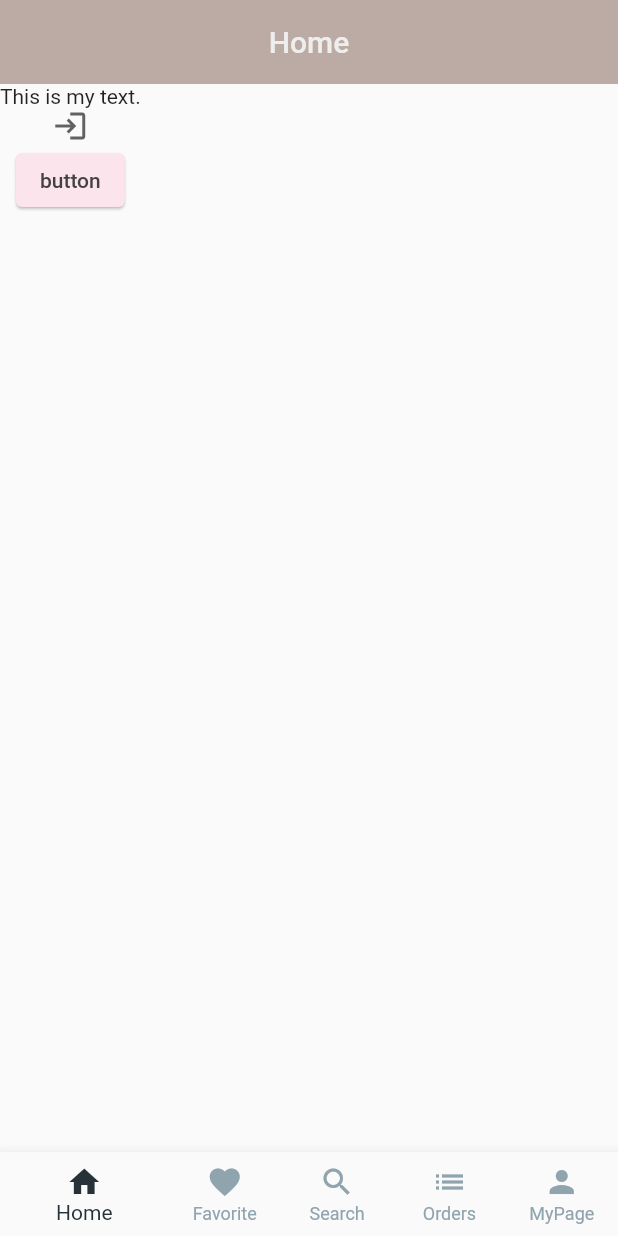
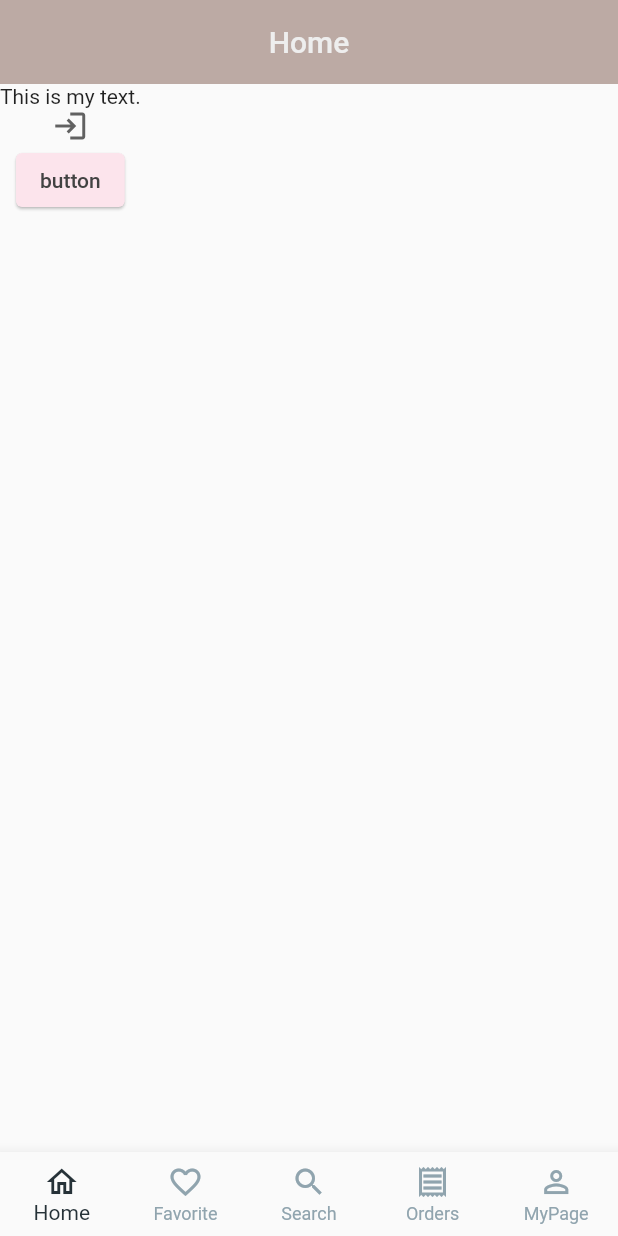
Before and after one commit to pincoin/flutter_ransabai, a Flutter app: the screen it shows after launch, on a phone screen of 412 x 824 dp. Run offline on Flutter 3.47's test engine with Material 2 defaults, Android fonts, the phone set to English and light mode, and no system bars.

Commit message:
outline icons

```diff
--- a/lib/common/constants.dart
+++ b/lib/common/constants.dart
@@ -5,9 +5,3 @@ const titleFavorite = 'Favorite';
 const titleSearch = 'Search';
 const titleOrders = 'Orders';
 const titleMyPage = 'MyPage';
-
-const gapXS = 1;
-const gapS = 2;
-const gapM = 4;
-const gapL = 8;
-const gapXL = 10;
--- a/lib/screens/tab_screen.dart
+++ b/lib/screens/tab_screen.dart
@@ -33,7 +33,8 @@ class _TabScreenState extends State<TabScreen> {
             color: Colors.white,
             fontSize: 20,
           ),
-            border: InputBorder.none),
+          border: UnderlineInputBorder(),
+        ),
       ),
       centerTitle: true,
     ),
@@ -64,13 +65,14 @@ class _TabScreenState extends State<TabScreen> {
       bottomNavigationBar: BottomNavigationBar(
         showUnselectedLabels: true,
         currentIndex: currentIndex,
+        type: BottomNavigationBarType.fixed,
         items: const [
           BottomNavigationBarItem(
-            icon: Icon(Icons.home),
+            icon: Icon(Icons.home_outlined),
             label: titleHome,
           ),
           BottomNavigationBarItem(
-            icon: Icon(Icons.favorite),
+            icon: Icon(Icons.favorite_border_outlined),
             label: titleFavorite,
           ),
           BottomNavigationBarItem(
@@ -78,11 +80,11 @@ class _TabScreenState extends State<TabScreen> {
             label: titleSearch,
           ),
           BottomNavigationBarItem(
-            icon: Icon(Icons.list),
+            icon: Icon(Icons.receipt_outlined),
             label: titleOrders,
           ),
           BottomNavigationBarItem(
-            icon: Icon(Icons.person),
+            icon: Icon(Icons.person_outline),
             label: titleMyPage,
           ),
         ],
```
Lines whose indentation alone changed are shown as unchanged.
